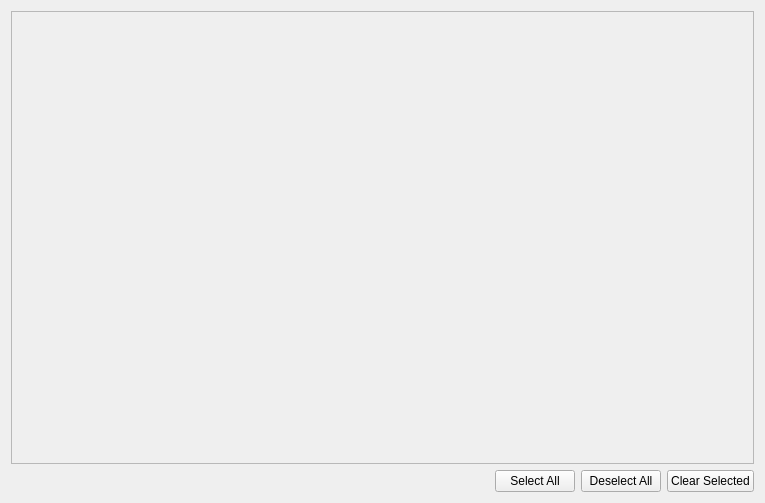
This is pasta_eln/GUI/dataverse_ui/dataverse_completed_uploads_base.ui in PASTA-ELN/pasta-eln as Qt 5 draws it before an edit. The edited form follows.
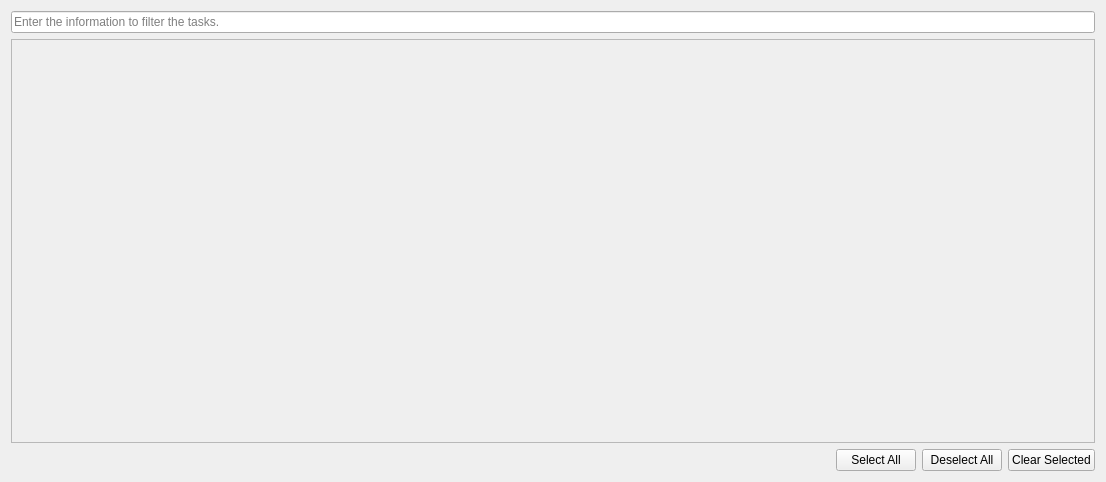
This is the edited form.

```diff
--- a/pasta_eln/GUI/dataverse_ui/dataverse_completed_uploads_base.ui
+++ b/pasta_eln/GUI/dataverse_ui/dataverse_completed_uploads_base.ui
@@ -6,8 +6,8 @@
    <rect>
     <x>0</x>
     <y>0</y>
-    <width>765</width>
-    <height>503</height>
+    <width>1106</width>
+    <height>482</height>
    </rect>
   </property>
   <property name="windowTitle">
@@ -16,6 +16,19 @@
   <layout class="QGridLayout" name="gridLayout">
    <item row="0" column="0">
     <layout class="QVBoxLayout" name="mainVerticalLayout">
+     <item>
+      <widget class="QLineEdit" name="historyFilterLineEdit">
+       <property name="toolTip">
+        <string>Enter project name / dataverse URL / finished time to filter the below listed tasks.</string>
+       </property>
+       <property name="placeholderText">
+        <string>Enter the information to filter the tasks.</string>
+       </property>
+       <property name="clearButtonEnabled">
+        <bool>true</bool>
+       </property>
+      </widget>
+     </item>
      <item>
       <widget class="QScrollArea" name="completedUploadsScrollArea">
        <property name="toolTip">
@@ -29,8 +42,8 @@
          <rect>
           <x>0</x>
           <y>0</y>
-          <width>743</width>
-          <height>448</height>
+          <width>1084</width>
+          <height>396</height>
          </rect>
         </property>
         <layout class="QVBoxLayout" name="verticalLayout_3">
```
